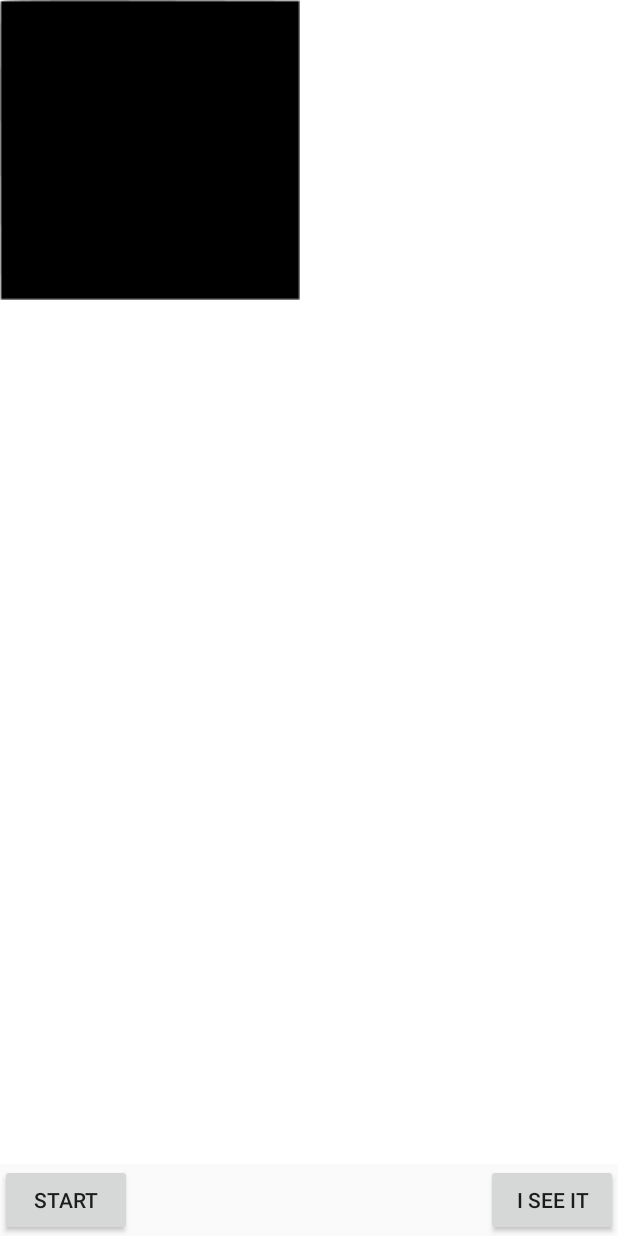
After one commit to pbalint99/VisionTest, an Android app: the layout activity_contrasttest.xml on its own in the app's theme, with its tools: preview values and no code run, on a phone screen of 412 x 824 dp. The commit adds this screen. Run offline under Robolectric (Android 15) with nearby library versions, the phone set to English and light mode, and no system bars.

Commit message:
Contrast test mostly done, many other changes.

```diff
--- a/app/src/main/AndroidManifest.xml
+++ b/app/src/main/AndroidManifest.xml
@@ -18,6 +18,7 @@
             </intent-filter>
         </activity>
         <activity android:name=".activities.VATestActivity" />
+        <activity android:name=".activities.ContrastTestActivity" />
         <activity android:name=".activities.CalibrationActivity" />
     </application>
 
--- /dev/null
+++ b/app/src/main/res/layout/activity_contrasttest.xml
@@ -0,0 +1,65 @@
+<?xml version="1.0" encoding="utf-8"?>
+<androidx.constraintlayout.widget.ConstraintLayout xmlns:android="http://schemas.android.com/apk/res/android"
+    xmlns:app="http://schemas.android.com/apk/res-auto"
+    xmlns:tools="http://schemas.android.com/tools"
+    android:layout_width="match_parent"
+    android:layout_height="match_parent"
+    android:id="@+id/contrastWindow">
+
+
+    <Button
+        android:id="@+id/plusButton"
+        android:layout_width="wrap_content"
+        android:layout_height="wrap_content"
+        android:layout_alignParentStart="true"
+        android:layout_alignParentBottom="true"
+        android:text="Start"
+        app:layout_constraintBottom_toBottomOf="parent"
+        app:layout_constraintStart_toStartOf="parent" />
+
+    <Button
+        android:id="@+id/nextButton"
+        android:layout_width="wrap_content"
+        android:layout_height="wrap_content"
+        android:layout_alignParentEnd="true"
+        android:layout_alignParentBottom="true"
+        android:text="I see it"
+        app:layout_constraintBottom_toBottomOf="parent"
+        app:layout_constraintEnd_toEndOf="parent" />
+
+    <ImageView
+        android:id="@+id/noiseView"
+        android:layout_width="match_parent"
+        android:layout_height="0dp"
+        android:layout_above="@+id/plusButton"
+        android:layout_alignParentStart="true"
+        android:layout_alignParentTop="true"
+        android:layout_alignParentEnd="true"
+        android:scaleType="centerCrop"
+        android:src="@drawable/white_square"
+        android:visibility="visible"
+        app:layout_constraintBottom_toTopOf="@+id/plusButton"
+        app:layout_constraintEnd_toEndOf="parent"
+        app:layout_constraintHorizontal_bias="0.0"
+        app:layout_constraintStart_toStartOf="parent"
+        app:layout_constraintTop_toTopOf="parent"
+        app:layout_constraintVertical_bias="0.043"
+        app:srcCompat="@drawable/ic_launcher_background"
+        tools:ignore="ContentDescription" />
+
+    <ImageView
+        android:id="@+id/gaussView"
+        android:layout_width="200dp"
+        android:layout_height="200dp"
+        android:visibility="visible"
+        app:layout_constraintBottom_toBottomOf="@id/noiseView"
+        app:layout_constraintEnd_toEndOf="@id/noiseView"
+        app:layout_constraintHorizontal_bias="0.0"
+        app:layout_constraintStart_toStartOf="@id/noiseView"
+        app:layout_constraintTop_toTopOf="@id/noiseView"
+        app:layout_constraintVertical_bias="0.0"
+        tools:ignore="ContentDescription"
+        tools:srcCompat="@drawable/black_square"
+        tools:visibility="visible" />
+
+</androidx.constraintlayout.widget.ConstraintLayout>
```
Also changed, not shown: app/src/main/java/hu/bme/mogi/android/visiontest/activities/ContrastTestActivity.kt (added, +108 -0 lines), app/src/main/java/hu/bme/mogi/android/visiontest/activities/MainActivity.kt (+5 -13 lines), app/src/main/java/hu/bme/mogi/android/visiontest/activities/VATestActivity.kt (+27 -4 lines), app/src/main/res/layout/activity_main.xml (+12 -2 lines), app/src/main/res/drawable/black_square.png (added), app/src/main/res/drawable/sin_feathered.png (added), app/src/main/res/drawable/sin_proba.png (added), app/src/main/res/drawable/white_square.png (added).
